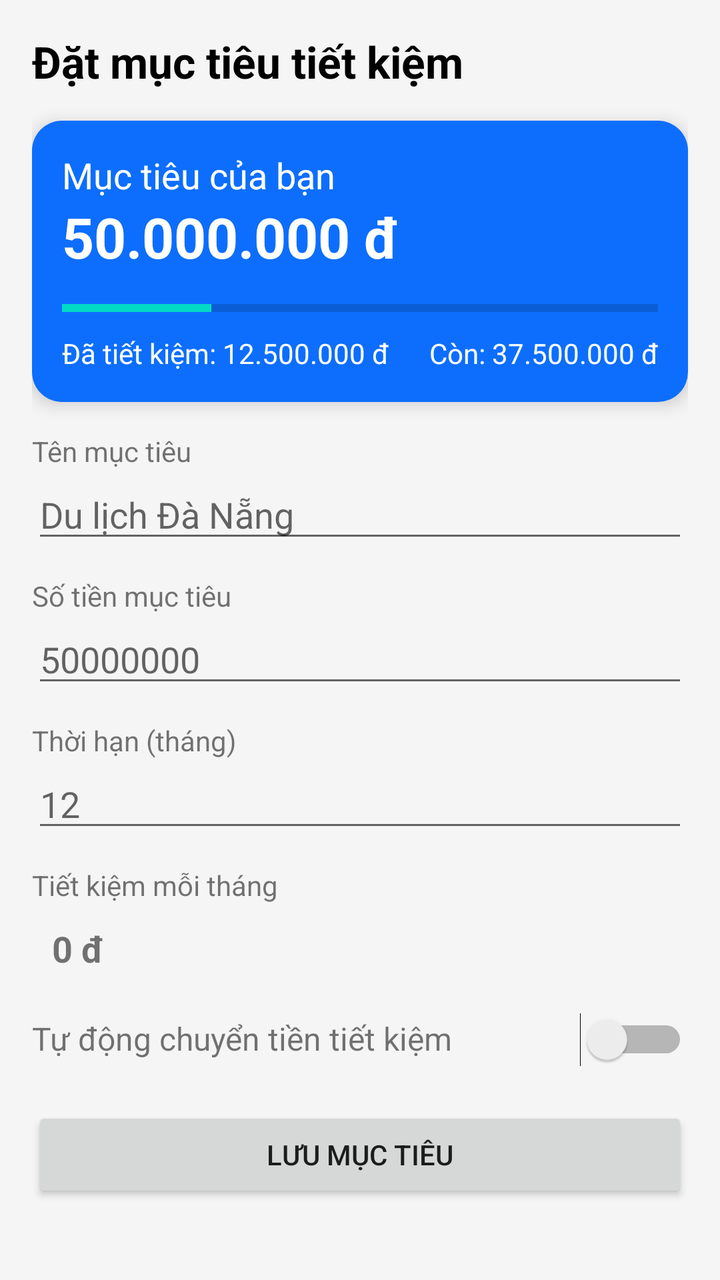
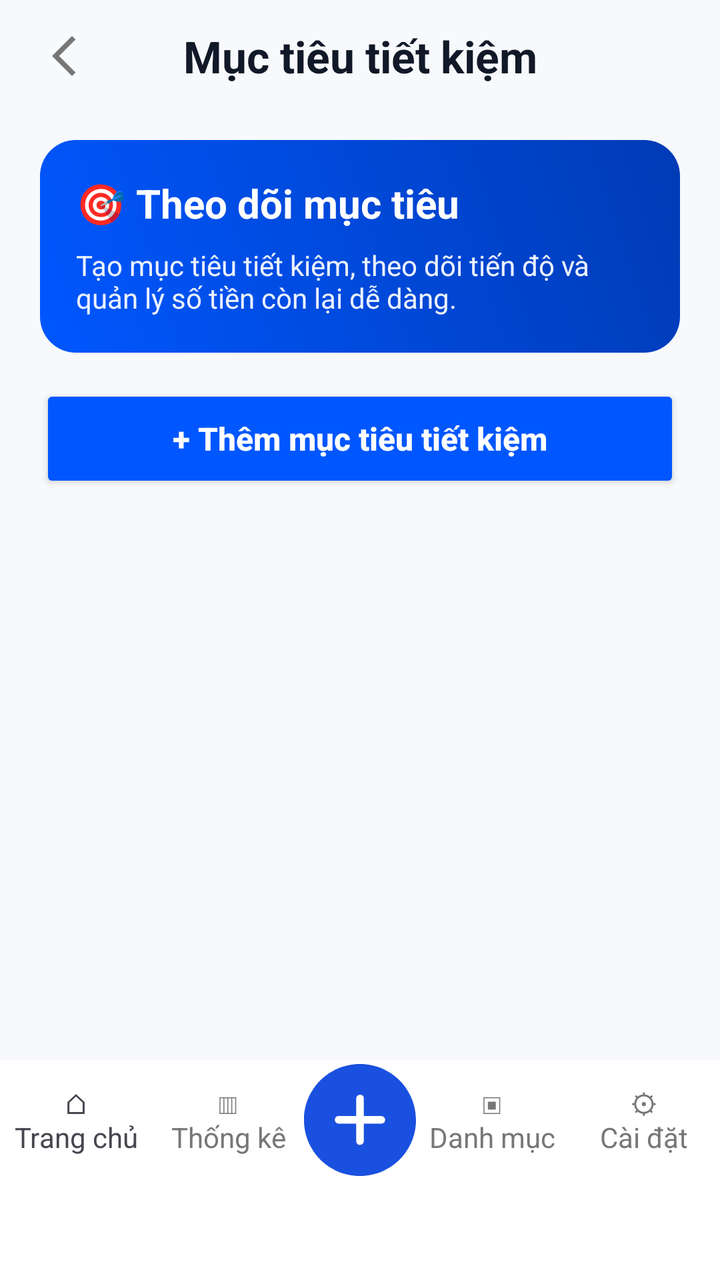

Before-and-after screenshots of an Android layout around one commit, followed by the original layout XML and the change that was made.
<!-- AndroidManifest.xml: fallback theme Theme.MaterialComponents.DayNight.NoActionBar -->
<!-- res/layout/activity_goal.xml -->
<?xml version="1.0" encoding="utf-8"?>
<ScrollView xmlns:android="http://schemas.android.com/apk/res/android"
    xmlns:app="http://schemas.android.com/apk/res-auto"
    android:layout_width="match_parent"
    android:layout_height="match_parent"
    android:background="#F5F5F5">

    <LinearLayout
        android:layout_width="match_parent"
        android:layout_height="wrap_content"
        android:orientation="vertical"
        android:padding="16dp">

        <TextView
            android:layout_width="wrap_content"
            android:layout_height="wrap_content"
            android:text="Đặt mục tiêu tiết kiệm"
            android:textStyle="bold"
            android:textSize="22sp"
            android:textColor="#000"/>

        <androidx.cardview.widget.CardView
            android:layout_width="match_parent"
            android:layout_height="wrap_content"
            android:layout_marginTop="15dp"
            app:cardCornerRadius="15dp"
            app:cardElevation="5dp">

            <LinearLayout
                android:layout_width="match_parent"
                android:layout_height="wrap_content"
                android:orientation="vertical"
                android:background="#0D6EFD"
                android:padding="15dp">

                <TextView
                    android:layout_width="wrap_content"
                    android:layout_height="wrap_content"
                    android:text="Mục tiêu của bạn"
                    android:textColor="#FFFFFF"
                    android:textSize="18sp"/>

                <TextView
                    android:id="@+id/txtGoalMoney"
                    android:layout_width="wrap_content"
                    android:layout_height="wrap_content"
                    android:text="50.000.000 đ"
                    android:textColor="#FFFFFF"
                    android:textStyle="bold"
                    android:textSize="28sp"/>

                <ProgressBar
                    android:id="@+id/progressGoal"
                    style="?android:attr/progressBarStyleHorizontal"
                    android:layout_width="match_parent"
                    android:layout_height="10dp"
                    android:max="100"
                    android:progress="25"
                    android:layout_marginTop="12dp"/>

                <LinearLayout
                    android:layout_width="match_parent"
                    android:layout_height="wrap_content"
                    android:orientation="horizontal"
                    android:layout_marginTop="8dp">

                    <TextView
                        android:id="@+id/txtSaved"
                        android:layout_width="0dp"
                        android:layout_weight="1"
                        android:layout_height="wrap_content"
                        android:text="Đã tiết kiệm: 12.500.000 đ"
                        android:textColor="#FFFFFF"/>

                    <TextView
                        android:id="@+id/txtRemain"
                        android:layout_width="wrap_content"
                        android:layout_height="wrap_content"
                        android:text="Còn: 37.500.000 đ"
                        android:textColor="#FFFFFF"/>

                </LinearLayout>

            </LinearLayout>

        </androidx.cardview.widget.CardView>

        <TextView
            android:layout_width="wrap_content"
            android:layout_height="wrap_content"
            android:text="Tên mục tiêu"
            android:layout_marginTop="15dp"/>

        <EditText
            android:id="@+id/edtName"
            android:layout_width="match_parent"
            android:layout_height="wrap_content"
            android:hint="Du lịch Đà Nẵng"/>

        <TextView
            android:layout_width="wrap_content"
            android:layout_height="wrap_content"
            android:text="Số tiền mục tiêu"
            android:layout_marginTop="12dp"/>

        <EditText
            android:id="@+id/edtMoney"
            android:layout_width="match_parent"
            android:layout_height="wrap_content"
            android:inputType="number"
            android:hint="50000000"/>

        <TextView
            android:layout_width="wrap_content"
            android:layout_height="wrap_content"
            android:text="Thời hạn (tháng)"
            android:layout_marginTop="12dp"/>

        <EditText
            android:id="@+id/edtMonth"
            android:layout_width="match_parent"
            android:layout_height="wrap_content"
            android:hint="12"
            android:inputType="number"/>

        <TextView
            android:layout_width="wrap_content"
            android:layout_height="wrap_content"
            android:text="Tiết kiệm mỗi tháng"
            android:layout_marginTop="12dp"/>

        <TextView
            android:id="@+id/txtMonthly"
            android:layout_width="match_parent"
            android:layout_height="wrap_content"
            android:text="0 đ"
            android:textSize="18sp"
            android:textStyle="bold"
            android:padding="10dp"/>

        <LinearLayout
            android:layout_width="match_parent"
            android:layout_height="wrap_content"
            android:layout_marginTop="10dp"
            android:orientation="horizontal">

            <TextView
                android:layout_width="0dp"
                android:layout_height="wrap_content"
                android:layout_weight="1"
                android:text="Tự động chuyển tiền tiết kiệm"
                android:textSize="16sp"/>

            <Switch
                android:id="@+id/swAuto"
                android:layout_width="wrap_content"
                android:layout_height="wrap_content"/>

        </LinearLayout>

        <Button
            android:id="@+id/btnSave"
            android:layout_width="match_parent"
            android:layout_height="wrap_content"
            android:text="Lưu mục tiêu"
            android:layout_marginTop="20dp"/>

    </LinearLayout>

</ScrollView>
<!-- resources referenced by this layout -->
<resources>

</resources>

<!-- the commit's change to res/layout/activity_goal.xml (unified diff, before → after) -->
@@ -1,170 +1,176 @@
 <?xml version="1.0" encoding="utf-8"?>
-<ScrollView xmlns:android="http://schemas.android.com/apk/res/android"
+<androidx.constraintlayout.widget.ConstraintLayout
+    xmlns:android="http://schemas.android.com/apk/res/android"
     xmlns:app="http://schemas.android.com/apk/res-auto"
+    android:id="@+id/main"
     android:layout_width="match_parent"
     android:layout_height="match_parent"
-    android:background="#F5F5F5">
+    android:background="#F7F9FC">
 
-    <LinearLayout
-        android:layout_width="match_parent"
-        android:layout_height="wrap_content"
-        android:orientation="vertical"
-        android:padding="16dp">
+    <ScrollView
+        android:id="@+id/scrollGoal"
+        android:layout_width="0dp"
+        android:layout_height="0dp"
+        android:fillViewport="true"
+        app:layout_constraintTop_toTopOf="parent"
+        app:layout_constraintBottom_toTopOf="@id/bottomNavContainer"
+        app:layout_constraintStart_toStartOf="parent"
+        app:layout_constraintEnd_toEndOf="parent">
 
-        <TextView
-            android:layout_width="wrap_content"
-            android:layout_height="wrap_content"
-            android:text="Đặt mục tiêu tiết kiệm"
-            android:textStyle="bold"
-            android:textSize="22sp"
-            android:textColor="#000"/>
-
-        <androidx.cardview.widget.CardView
+        <LinearLayout
+            android:id="@+id/contentLayout"
             android:layout_width="match_parent"
             android:layout_height="wrap_content"
-            android:layout_marginTop="15dp"
-            app:cardCornerRadius="15dp"
-            app:cardElevation="5dp">
+            android:orientation="vertical"
+            android:paddingStart="20dp"
+            android:paddingEnd="20dp"
+            android:paddingBottom="24dp">
+
+            <LinearLayout
+                android:layout_width="match_parent"
+                android:layout_height="56dp"
+                android:gravity="center_vertical"
+                android:orientation="horizontal">
+
+                <ImageView
+                    android:id="@+id/imgBack"
+                    android:layout_width="36dp"
+                    android:layout_height="36dp"
+                    android:padding="6dp"
+                    android:src="@drawable/ic_back" />
+
+                <TextView
+                    android:layout_width="0dp"
+                    android:layout_height="wrap_content"
+                    android:layout_weight="1"
+                    android:gravity="center"
+                    android:text="Mục tiêu tiết kiệm"
+                    android:textColor="#111827"
+                    android:textSize="22sp"
+                    android:textStyle="bold" />
+
+                <View
+                    android:layout_width="36dp"
+                    android:layout_height="36dp" />
+            </LinearLayout>
 
             <LinearLayout
                 android:layout_width="match_parent"
                 android:layout_height="wrap_content"
+                android:layout_marginTop="14dp"
+                android:background="@drawable/bg_balance_card"
                 android:orientation="vertical"
-                android:background="#0D6EFD"
-                android:padding="15dp">
+                android:padding="18dp">
 
                 <TextView
                     android:layout_width="wrap_content"
                     android:layout_height="wrap_content"
-                    android:text="Mục tiêu của bạn"
+                    android:text="🎯 Theo dõi mục tiêu"
                     android:textColor="#FFFFFF"
-                    android:textSize="18sp"/>
+                    android:textSize="20sp"
+                    android:textStyle="bold" />
 
                 <TextView
-                    android:id="@+id/txtGoalMoney"
-                    android:layout_width="wrap_content"
-                    android:layout_height="wrap_content"
-                    android:text="50.000.000 đ"
-                    android:textColor="#FFFFFF"
-                    android:textStyle="bold"
-                    android:textSize="28sp"/>
-
-                <ProgressBar
-                    android:id="@+id/progressGoal"
-                    style="?android:attr/progressBarStyleHorizontal"
-                    android:layout_width="match_parent"
-                    android:layout_height="10dp"
-                    android:max="100"
-                    android:progress="25"
-                    android:layout_marginTop="12dp"/>
-
-                <LinearLayout
                     android:layout_width="match_parent"
                     android:layout_height="wrap_content"
-                    android:orientation="horizontal"
-                    android:layout_marginTop="8dp">
-
-                    <TextView
-                        android:id="@+id/txtSaved"
-                        android:layout_width="0dp"
-                        android:layout_weight="1"
-                        android:layout_height="wrap_content"
-                        android:text="Đã tiết kiệm: 12.500.000 đ"
-                        android:textColor="#FFFFFF"/>
-
-                    <TextView
-                        android:id="@+id/txtRemain"
-                        android:layout_width="wrap_content"
-                        android:layout_height="wrap_content"
-                        android:text="Còn: 37.500.000 đ"
-                        android:textColor="#FFFFFF"/>
-
-                </LinearLayout>
-
+                    android:layout_marginTop="8dp"
+                    android:text="Tạo mục tiêu tiết kiệm, theo dõi tiến độ và quản lý số tiền còn lại dễ dàng."
+                    android:textColor="#EAF1FF"
+                    android:textSize="14sp" />
             </LinearLayout>
 
-        </androidx.cardview.widget.CardView>
+            <Button
+                android:id="@+id/btnAddGoal"
+                android:layout_width="match_parent"
+                android:layout_height="54dp"
+                android:layout_marginTop="16dp"
+                android:backgroundTint="#0057FF"
+                android:text="+ Thêm mục tiêu tiết kiệm"
+                android:textAllCaps="false"
+                android:textColor="#FFFFFF"
+                android:textSize="16sp"
+                android:textStyle="bold" />
 
-        <TextView
-            android:layout_width="wrap_content"
-            android:layout_height="wrap_content"
-            android:text="Tên mục tiêu"
-            android:layout_marginTop="15dp"/>
-
-        <EditText
-            android:id="@+id/edtName"
-            android:layout_width="match_parent"
-            android:layout_height="wrap_content"
-            android:hint="Du lịch Đà Nẵng"/>
-
-        <TextView
-            android:layout_width="wrap_content"
-            android:layout_height="wrap_content"
-            android:text="Số tiền mục tiêu"
-            android:layout_marginTop="12dp"/>
-
-        <EditText
-            android:id="@+id/edtMoney"
-            android:layout_width="match_parent"
-            android:layout_height="wrap_content"
-            android:inputType="number"
-            android:hint="50000000"/>
-
-        <TextView
-            android:layout_width="wrap_content"
-            android:layout_height="wrap_content"
-            android:text="Thời hạn (tháng)"
-            android:layout_marginTop="12dp"/>
-
-        <EditText
-            android:id="@+id/edtMonth"
-            android:layout_width="match_parent"
-            android:layout_height="wrap_content"
-            android:hint="12"
-            android:inputType="number"/>
-
-        <TextView
-            android:layout_width="wrap_content"
-            android:layout_height="wrap_content"
-            android:text="Tiết kiệm mỗi tháng"
-            android:layout_marginTop="12dp"/>
-
-        <TextView
-            android:id="@+id/txtMonthly"
-            android:layout_width="match_parent"
-            android:layout_height="wrap_content"
-            android:text="0 đ"
-            android:textSize="18sp"
-            android:textStyle="bold"
-            android:padding="10dp"/>
-
-        <LinearLayout
-            android:layout_width="match_parent"
-            android:layout_height="wrap_content"
-            android:layout_marginTop="10dp"
-            android:orientation="horizontal">
-
-            <TextView
-                android:layout_width="0dp"
+            <LinearLayout
+                android:id="@+id/layoutGoals"
+                android:layout_width="match_parent"
                 android:layout_height="wrap_content"
-                android:layout_weight="1"
-                android:text="Tự động chuyển tiền tiết kiệm"
-                android:textSize="16sp"/>
-
-            <Switch
-                android:id="@+id/swAuto"
-                android:layout_width="wrap_content"
-                android:layout_height="wrap_content"/>
+                android:layout_marginTop="18dp"
+                android:orientation="vertical" />
 
         </LinearLayout>
+    </ScrollView>
 
-        <Button
-            android:id="@+id/btnSave"
-            android:layout_width="match_parent"
-            android:layout_height="wrap_content"
-            android:text="Lưu mục tiêu"
-            android:layout_marginTop="20dp"/>
+    <FrameLayout
+        android:id="@+id/bottomNavContainer"
+        android:layout_width="0dp"
+        android:layout_height="wrap_content"
+        app:layout_constraintBottom_toBottomOf="parent"
+        app:layout_constraintStart_toStartOf="parent"
+        app:layout_constraintEnd_toEndOf="parent">
 
-    </LinearLayout>
+        <include layout="@layout/bottom_nav" />
+    </FrameLayout>
 
-</ScrollView>
+</androidx.constraintlayout.widget.ConstraintLayout>
+<!-- res/layout/bottom_nav.xml (included above) -->
+<?xml version="1.0" encoding="utf-8"?>
+<LinearLayout xmlns:android="http://schemas.android.com/apk/res/android"
+    android:id="@+id/bottomNav"
+    android:layout_width="match_parent"
+    android:layout_height="110dp"
+    android:orientation="horizontal"
+    android:gravity="center"
+    android:background="#FFFFFF"
+    android:elevation="10dp"
+    android:paddingBottom="50dp">
+
+    <TextView
+        android:id="@+id/navHome"
+        android:layout_width="0dp"
+        android:layout_height="match_parent"
+        android:layout_weight="1"
+        android:gravity="center"
+        android:text="⌂\nTrang chủ"
+        android:textSize="14sp" />
+
+    <TextView
+        android:id="@+id/navStatistic"
+        android:layout_width="0dp"
+        android:layout_height="match_parent"
+        android:layout_weight="1"
+        android:gravity="center"
+        android:text="▥\nThống kê"
+        android:textColor="#777777"
+        android:textSize="14sp" />
+
+    <TextView
+        android:id="@+id/navAdd"
+        android:layout_width="56dp"
+        android:layout_height="56dp"
+        android:gravity="center"
+        android:textColor="#FFFFFF"
+        android:textSize="34sp"
+        android:background="@drawable/bg_circle_blue" />
+
+    <TextView
+        android:id="@+id/navCategory"
+        android:layout_width="0dp"
+        android:layout_height="match_parent"
+        android:layout_weight="1"
+        android:gravity="center"
+        android:text="▣\nDanh mục"
+        android:textColor="#777777"
+        android:textSize="14sp" />
+
+    <TextView
+        android:id="@+id/navSetting"
+        android:layout_width="0dp"
+        android:layout_height="match_parent"
+        android:layout_weight="1"
+        android:gravity="center"
+        android:text="⚙\nCài đặt"
+        android:textColor="#777777"
+        android:textSize="14sp" />
+
+</LinearLayout>
<!-- resource entries referenced after the edit -->
@@ -1,5 +1,30 @@
 <!-- resources referenced by this layout -->
 <resources>
-
+  <!-- drawable bg_balance_card (drawable) -->
+  <?xml version="1.0" encoding="utf-8"?>
+  <shape xmlns:android="http://schemas.android.com/apk/res/android">
+      <gradient
+          android:startColor="#0057FF"
+          android:endColor="#003BB5"
+          android:angle="45" />
+      <corners android:radius="18dp" />
+  </shape>
+  <!-- drawable bg_circle_blue (drawable) -->
+  <vector xmlns:android="http://schemas.android.com/apk/res/android" android:height="20dp" android:viewportHeight="20" android:viewportWidth="20" android:width="20dp">
+        
+      <path android:fillColor="#1a50df" android:pathData="M10,0c5.523,0 10,4.477 10,10s-4.477,10 -10,10S0,15.523 0,10S4.477,0 10,0ZM10,5.475a0.682,0.682 0,0 0,-0.682 0.681L9.318,9.28L6.195,9.28a0.682,0.682 0,0 0,-0.674 0.582l-0.008,0.1c0,0.377 0.305,0.682 0.682,0.682h3.123v3.123c0,0.343 0.252,0.626 0.581,0.675l0.101,0.007a0.682,0.682 0,0 0,0.682 -0.682l-0.001,-3.123h3.124a0.682,0.682 0,0 0,0.674 -0.58l0.008,-0.102a0.682,0.682 0,0 0,-0.682 -0.681l-3.124,-0.001L10.681,6.156a0.682,0.682 0,0 0,-0.58 -0.674Z"/>
+      
+  </vector>
+  <!-- drawable ic_back (drawable) -->
+  <vector xmlns:android="http://schemas.android.com/apk/res/android" android:autoMirrored="true" android:height="24dp" android:tint="#777777" android:viewportHeight="960" android:viewportWidth="960" android:width="24dp">
+        
+      <path android:fillColor="@android:color/white" android:pathData="M400,880L0,480L400,80L471,151L142,480L471,809L400,880Z"/>
+      
+  </vector>
+  <style name="Theme.QuanLyChiTieu" parent="Base.Theme.QuanLyChiTieu" />
+  <style name="Base.Theme.QuanLyChiTieu" parent="Theme.Material3.DayNight.NoActionBar">
+          
+          
+      </style>
 </resources>
 
